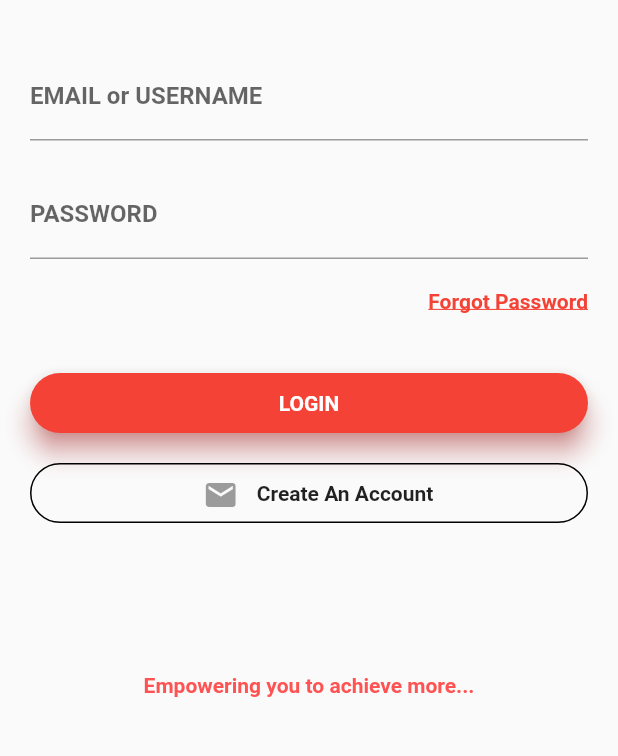
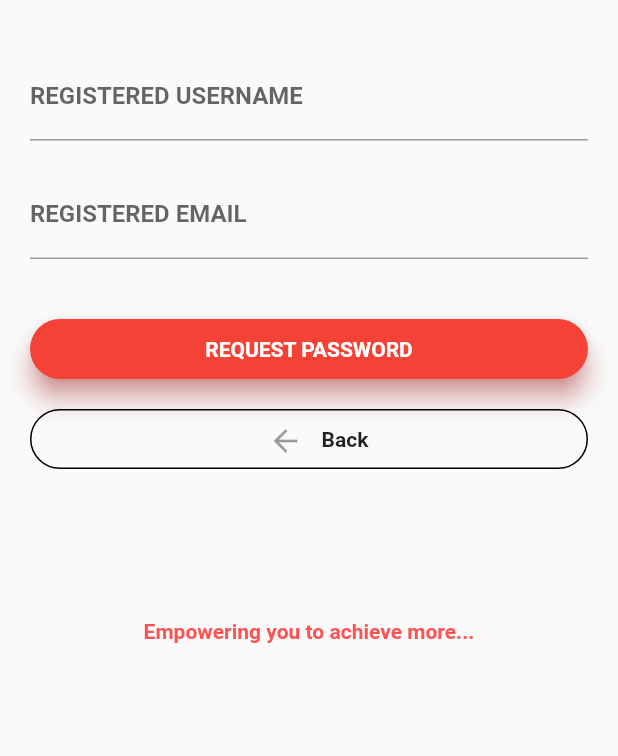
Before and after one commit to superbrains/legalpedia, a Flutter app: the screen it shows after launch, on a phone screen of 412 x 824 dp, the part 236-992 px from its top. Run offline on Flutter 3.47's test engine with Material 2 defaults, Android fonts, the phone set to English and light mode, and no system bars; Roboto replaces fonts that are missing (MontSerrat).

Commit message:
Login, Forgot Password, Main Screen, Master/Detail/Templates

```diff
--- a/lib/main.dart
+++ b/lib/main.dart
@@ -59,7 +59,7 @@ class _MyHomePageState extends State<MyHomePage> {
                 children: <Widget>[
                   TextField(
                     decoration: InputDecoration(
-                      labelText: 'EMAIL or USERNAME',
+                      labelText: 'REGISTERED USERNAME',
                       labelStyle:  TextStyle(
                         fontFamily: 'MontSerrat',
                         fontWeight: FontWeight.bold
@@ -69,29 +69,15 @@ class _MyHomePageState extends State<MyHomePage> {
                   SizedBox(height: 20.0),
                   TextField(
                     decoration: InputDecoration(
-                        labelText: 'PASSWORD',
+                        labelText: 'REGISTERED EMAIL',
                         labelStyle:  TextStyle(
                             fontFamily: 'MontSerrat',
                             fontWeight: FontWeight.bold
                         )
                     ),
-                    obscureText: true,
-                  ),
-                  SizedBox(height: 5.0),
-                Container(
-                  alignment: Alignment(1.0,0.0),
-                  padding: EdgeInsets.only(top:15.0, left: 20.0),
-                  child: InkWell(
-                    child: Text('Forgot Password',
-                    style: TextStyle(
-                      color: Colors.red,
-                    fontWeight: FontWeight.bold,
-                    fontFamily: 'MontSerrat',
-                    decoration: TextDecoration.underline)
-    ) ,
 
                   ),
-                ),
+
                   SizedBox(height: 40.0),
                   Container(
                     height: 40.0,
@@ -104,7 +90,7 @@ class _MyHomePageState extends State<MyHomePage> {
                         onTap: (){},
                         child: Center(
                           child: Text(
-                            'LOGIN',
+                            'REQUEST PASSWORD',
                             style: TextStyle(
                               color: Colors.white,
                               fontWeight: FontWeight.bold,
@@ -131,10 +117,10 @@ class _MyHomePageState extends State<MyHomePage> {
                         mainAxisAlignment: MainAxisAlignment.center,
                          children: <Widget>[
                            Center(
-                             child: IconButton(icon: new Icon(Icons.email), onPressed: null),
+                             child: IconButton(icon: new Icon(Icons.arrow_back), onPressed: null),
                            ),
                            Center(
-                             child: Text('Create An Account', style:  TextStyle(
+                             child: Text('Back', style:  TextStyle(
                               fontWeight:  FontWeight.bold,
                                  fontFamily: 'MontSerrat'
                              ),),
```
Also changed, not shown: lib/login.dart (+105 -2 lines).
